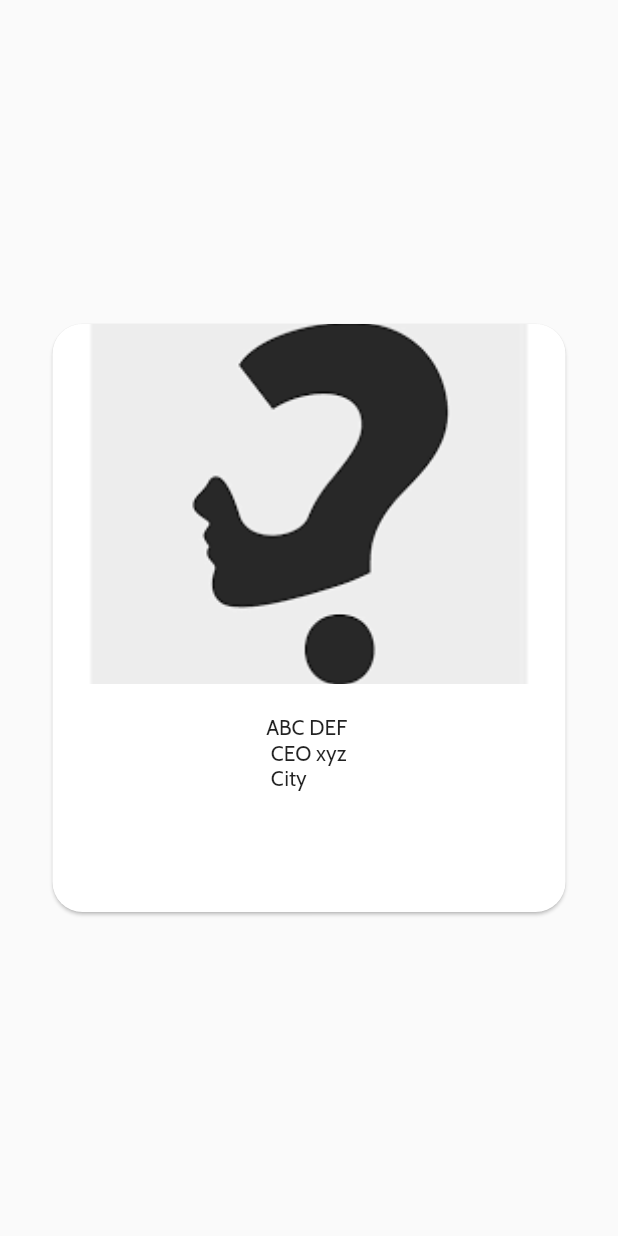
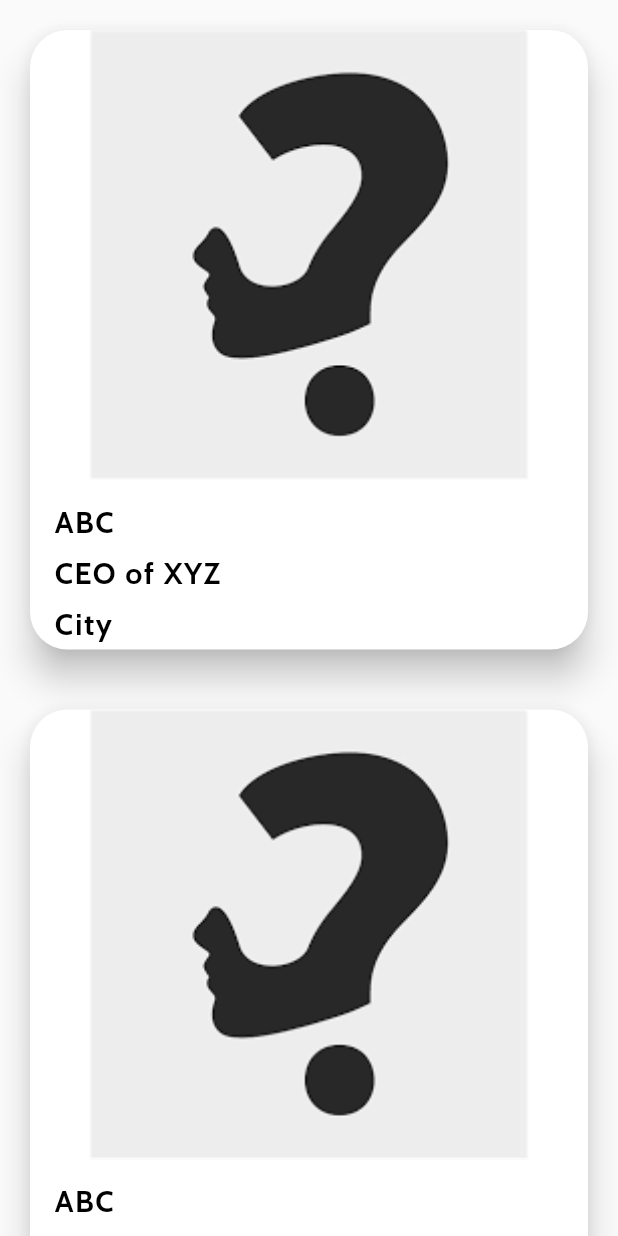
Before and after one commit to harshbhalala-04/StartupFundingApp-SDP, a Flutter app: the StartupInvestorsScreen widget shown alone on an empty page, opened directly, on a phone screen of 412 x 824 dp. Run offline on Flutter 3.47's test engine with Material 2 defaults, Android fonts, the light colour scheme and no system bars; our stand-ins replace cached_network_image, cloud_firestore, dropdown_search, file_picker, firebase_auth, firebase_core and 7 more; missing offline and left inert: flutter_otp; accounts and stored records are empty.

Commit message:
UI Bug fix

```diff
--- a/lib/screens/startup/startup_home_screen.dart
+++ b/lib/screens/startup/startup_home_screen.dart
@@ -50,7 +50,6 @@ class _StartupHomeScreenState extends State<StartupHomeScreen> {
       ),
       body: screens[currentIndex],
       bottomNavigationBar: BottomNavigationBar(
-
         currentIndex: currentIndex,
         onTap: onTappedBar,
         items: [
--- a/lib/screens/startup/startup_investors_screen.dart
+++ b/lib/screens/startup/startup_investors_screen.dart
@@ -1,3 +1,5 @@
+// ignore_for_file: prefer_const_constructors
+
 import 'package:flutter/material.dart';
 import 'package:get/get.dart';
 
@@ -5,42 +7,84 @@ import 'investor_detail_screen.dart';
 
 class StartupInvestorsScreen extends StatelessWidget {
   @override
-  Widget build(BuildContext context) => Scaffold(
-
-        body: Center(
-            child: Container(
-          width: 350,
-          height: 400,
+  Widget build(BuildContext context) {
+    return ListView.builder(
+        itemCount: 5,
+        itemBuilder: (context, index) {
+          return Column(
+            children: [
+              Padding(
+                padding: const EdgeInsets.all(16.0),
+                child: Card(
+                  clipBehavior: Clip.antiAlias,
+                  elevation: 10,
+                  shape: RoundedRectangleBorder(
+                    borderRadius: BorderRadius.circular(25),
+                  ),
                   child: InkWell(
                     onTap: () {
-              Navigator.push(
-                  context,
-                  MaterialPageRoute(
-                      builder: (context) => InvestorDetailScreen()));
+                      Get.to(InvestorDetailScreen());
                     },
-            child: Card(
-                clipBehavior: Clip.antiAlias,
-                shape: RoundedRectangleBorder(
-                    borderRadius: BorderRadius.circular(20)),
                     child: Column(
+                      crossAxisAlignment: CrossAxisAlignment.start,
+                      mainAxisSize: MainAxisSize.min,
                       children: [
                         Stack(
                           children: [
-                        Image.asset(
-                          "assets/test_image.png",
-                          fit: BoxFit.cover,
-                          height: 240,
-                          width: 300,
+                            Ink.image(
+                              image: AssetImage("assets/test_image.png"),
+                              height: 300,
+                              fit: BoxFit.contain,
                             ),
                           ],
                         ),
-                    SizedBox(
-                      height: 20,
+                        Padding(
+                          padding:
+                              EdgeInsets.only(top: 16, left: 16, bottom: 5),
+                          child: Text(
+                            "ABC",
+                            style: TextStyle(
+                              color: Colors.black,
+                              fontWeight: FontWeight.w700,
+                              fontSize: 20,
+                              fontFamily: 'Cabin',
+                              letterSpacing: 1,
                             ),
-                    Text("ABC DEF \n CEO xyz \n City"),
+                          ),
+                        ),
+                        Padding(
+                          padding: EdgeInsets.only(top: 5, left: 16, bottom: 5),
+                          child: Text(
+                            "CEO of XYZ",
+                            style: TextStyle(
+                              color: Colors.black,
+                              fontWeight: FontWeight.w700,
+                              fontSize: 20,
+                              fontFamily: 'Cabin',
+                              letterSpacing: 1,
+                            ),
+                          ),
+                        ),
+                        Padding(
+                          padding: EdgeInsets.only(top: 5, left: 16, bottom: 5),
+                          child: Text(
+                            "City",
+                            style: TextStyle(
+                              color: Colors.black,
+                              fontWeight: FontWeight.w700,
+                              fontSize: 20,
+                              fontFamily: 'Cabin',
+                              letterSpacing: 1,
+                            ),
+                          ),
+                        )
                       ],
-                )),
                     ),
-        )),
+                  ),
+                ),
+              ),
+            ],
           );
+        });
   }
+}
```
Also changed, not shown: lib/screens/startup/investor_detail_screen.dart (+105 -74 lines), lib/screens/startup/startup_chat_screen.dart (+7 -8 lines), lib/screens/startup/startup_notification_screen.dart (+7 -8 lines), lib/screens/startup/startup_request_screen.dart (+7 -8 lines). Lines whose indentation alone changed are shown as unchanged.
